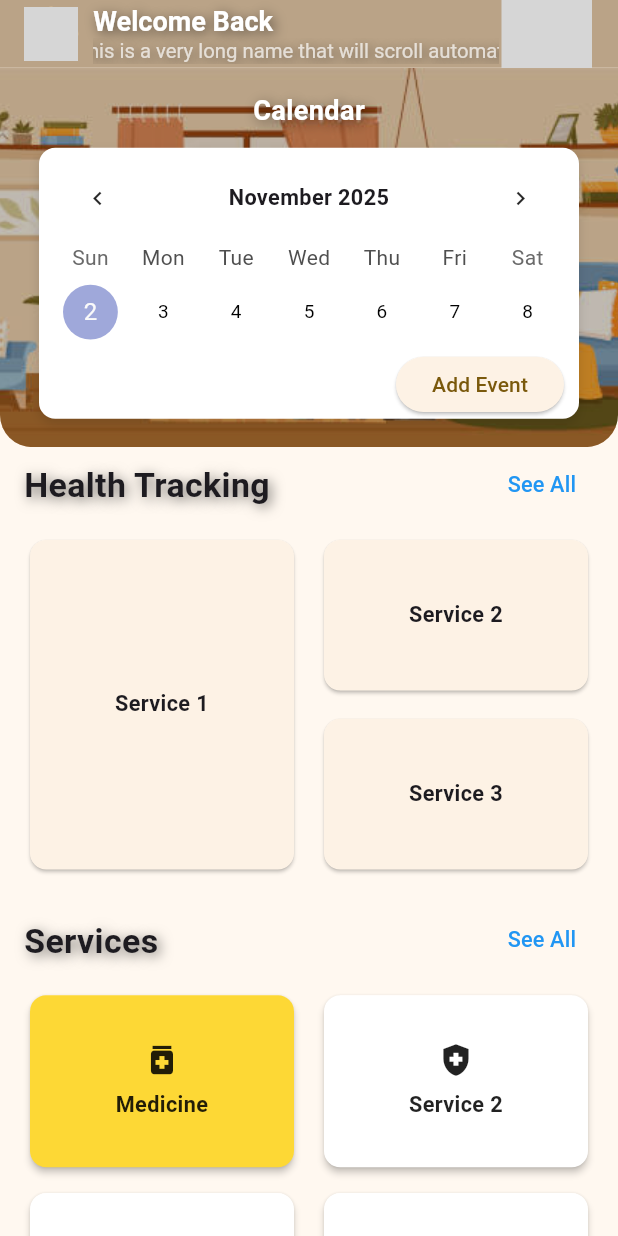
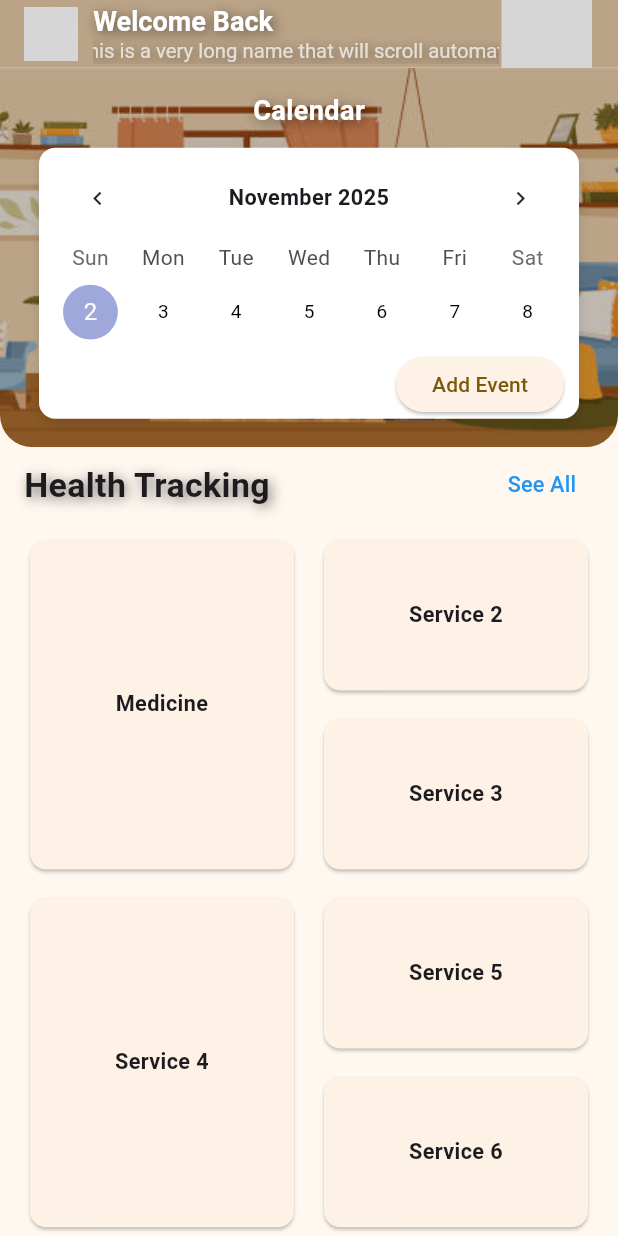
Before and after one commit to Jim030123/CareLink, a Flutter app: the screen it shows after launch, on a phone screen of 412 x 824 dp. Run offline on Flutter 3.47's test engine with Material 3 defaults, Android fonts, the phone set to English and light mode, and no system bars; drawn by our look-alikes of table_calendar; our stand-ins replace flutter_screenutil, flutter_svg, google_fonts; network calls fail; grey boxes are pictures that could not be loaded.

Commit message:
home 60%

```diff
--- a/lib/screens/home_page.dart
+++ b/lib/screens/home_page.dart
@@ -13,6 +13,28 @@ class HomePage extends StatefulWidget {
 
 class _HomePageState extends State<HomePage> {
   final List<bool> _isSelected = [true, false];
+  final ScrollController _scrollController = ScrollController();
+  double _appBarOpacity = 1.0;
+  // how many logical pixels to scroll before the appbar becomes fully transparent
+  late final double _fadeThreshold = 160.h;
+
+  @override
+  void initState() {
+    super.initState();
+    _scrollController.addListener(_handleScroll);
+  }
+
+  void _handleScroll() {
+    if (!_scrollController.hasClients) return;
+    final offset = _scrollController.offset;
+    final t = (offset / _fadeThreshold).clamp(0.0, 1.0);
+    final newOpacity = (1.0 - t);
+    if ((newOpacity - _appBarOpacity).abs() > 0.01) {
+      setState(() {
+        _appBarOpacity = newOpacity;
+      });
+    }
+  }
 
   final List<Service> services = [
     Service(
@@ -34,9 +56,10 @@ class _HomePageState extends State<HomePage> {
   @override
   Widget build(BuildContext context) {
     return Scaffold(
+      extendBodyBehindAppBar: false,
       // appBar: HomeAppbar(userName: 'This is a very long name that will scroll automatically'),
       appBar: AppBar(
-        backgroundColor: const Color(0xFFBAA387),
+        backgroundColor: const Color(0xFFBAA387).withOpacity(_appBarOpacity),
         //size
         toolbarHeight: 50.h,
         title: HomeAppbar(
@@ -44,36 +67,27 @@ class _HomePageState extends State<HomePage> {
         ),
       ),
       body: CustomScrollView(
+        controller: _scrollController,
         slivers: [
-          SliverAppBar(
-            expandedHeight: 280.h,
-            floating: false,
-            pinned: false,
-            snap: false,
-
-            flexibleSpace: ClipRRect(
+          // Keep the Scaffold.appBar; make the decorative background a simple sliver
+          SliverToBoxAdapter(
+            child: ClipRRect(
               borderRadius: BorderRadius.vertical(
                 bottom: Radius.circular(24.r),
               ),
-              child: FlexibleSpaceBar(
-                collapseMode: CollapseMode.parallax,
-
-                background:
-                    // Make the background image semi-transparent
-                    Stack(
+              child: SizedBox(
+                height: 280.h,
+                child: Stack(
                   fit: StackFit.expand,
                   children: [
-                        // 背景图片放在最底层
-                        Image.asset(
-                          'assets/images/home.jpg',
-                          fit: BoxFit.cover,
-                        ),
-                        // 半透明遮罩，调整颜色/透明度以获得需要的视觉效果
+                    // 背景圖片放在最底層
+                    Image.asset('assets/images/home.jpg', fit: BoxFit.cover),
+                    // 半透明遮罩，調整顏色/透明度以獲得需要的視覺效果
                     Container(color: Colors.black.withOpacity(0.25)),
                     Positioned(
                       left: 0,
                       right: 0,
-                          // 放在 HomeCalendar 之上：bottom = HomeCalendar.bottom(16.h) + HomeCalendar.height(210.h) + 8.h 间距
+                      // 放在 HomeCalendar 之上：bottom = HomeCalendar.bottom(16.h) + HomeCalendar.height(210.h) + 8.h 間距
                       bottom: 16.h + 210.h + 8.h,
                       child: Center(
                         child: Text(
@@ -160,23 +174,15 @@ class _HomePageState extends State<HomePage> {
             sliver: SliverList(
               delegate: SliverChildBuilderDelegate(
                 (context, groupIndex) {
-                  // 总数据（替换成你的真实数据源）
-                  const total = 3;
-                  final services = List.generate(
-                    total,
-                    (i) => 'Service ${i + 1}',
-                  );
+                  // Use the model-driven services list from the state
+                  final total = services.length;
 
                   final base = groupIndex * 3;
-                  if (base >= services.length) return null;
+                  if (base >= total) return null;
 
-                  final leftLabel = services[base];
-                  final rightTopLabel = base + 1 < services.length
-                      ? services[base + 1]
-                      : null;
-                  final rightBottomLabel = base + 2 < services.length
-                      ? services[base + 2]
-                      : null;
+                  final leftLabel = services[base].title;
+                  final rightTopLabel = base + 1 < total ? services[base + 1].title : null;
+                  final rightBottomLabel = base + 2 < total ? services[base + 2].title : null;
 
                   final spacingW = 12.w;
                   final spacingV = 12.h;
@@ -240,7 +246,7 @@ class _HomePageState extends State<HomePage> {
                   );
                 },
                 // groupCount = ceil(total / 3)
-                childCount: (15 + 2) ~/ 3,
+                childCount: (services.length + 2) ~/ 3,
               ),
             ),
           ),
@@ -363,6 +369,13 @@ class _HomePageState extends State<HomePage> {
       ),
     );
   }
+
+  @override
+  void dispose() {
+    _scrollController.removeListener(_handleScroll);
+    _scrollController.dispose();
+    super.dispose();
+  }
 }
 
 class _SimpleHeaderDelegate extends SliverPersistentHeaderDelegate {
```
Lines whose indentation alone changed are shown as unchanged.
